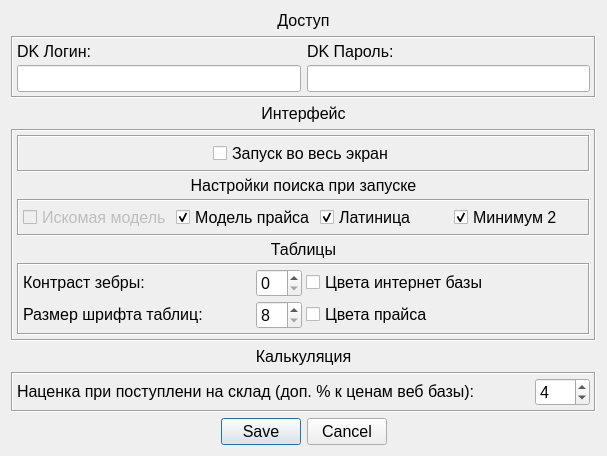
Before: the Qt Designer form MDA_UI/window_settings.ui in Wrexan/MDA, drawn with Qt 5.
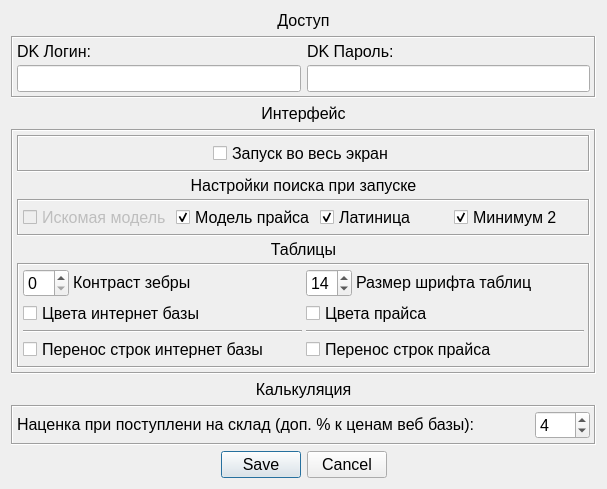
After: the same form once the commit is applied. Icons and pictures are not drawn.

Commit message: add word wrapping to tables add word wrapping options to config window and saving refactoring

The edit to the form file:
```diff
--- a/MDA_UI/window_settings.ui
+++ b/MDA_UI/window_settings.ui
@@ -7,7 +7,7 @@
     <x>0</x>
     <y>0</y>
     <width>597</width>
-    <height>455</height>
+    <height>489</height>
    </rect>
   </property>
   <property name="sizePolicy">
@@ -487,32 +487,22 @@
          <property name="spacing">
           <number>4</number>
          </property>
-         <item row="2" column="1">
-          <layout class="QVBoxLayout" name="verticalLayout_2">
-           <item>
-            <widget class="QCheckBox" name="colored_price_table">
-             <property name="text">
-              <string>Цвета прайса</string>
-             </property>
-            </widget>
-           </item>
-          </layout>
+         <item row="3" column="1">
+          <widget class="Line" name="line">
+           <property name="orientation">
+            <enum>Qt::Horizontal</enum>
+           </property>
+          </widget>
+         </item>
+         <item row="3" column="0">
+          <widget class="Line" name="line_2">
+           <property name="orientation">
+            <enum>Qt::Horizontal</enum>
+           </property>
+          </widget>
          </item>
          <item row="1" column="0">
           <layout class="QHBoxLayout" name="horizontalLayout_3">
-           <item>
-            <widget class="QLabel" name="label_4">
-             <property name="sizePolicy">
-              <sizepolicy hsizetype="Preferred" vsizetype="Maximum">
-               <horstretch>0</horstretch>
-               <verstretch>0</verstretch>
-              </sizepolicy>
-             </property>
-             <property name="text">
-              <string>Контраст зебры:</string>
-             </property>
-            </widget>
-           </item>
            <item>
             <widget class="QSpinBox" name="zebra_contrast">
              <property name="sizePolicy">
@@ -526,9 +516,55 @@
              </property>
             </widget>
            </item>
+           <item>
+            <widget class="QLabel" name="label_4">
+             <property name="sizePolicy">
+              <sizepolicy hsizetype="Preferred" vsizetype="Maximum">
+               <horstretch>0</horstretch>
+               <verstretch>0</verstretch>
+              </sizepolicy>
+             </property>
+             <property name="text">
+              <string>Контраст зебры</string>
+             </property>
+            </widget>
+           </item>
           </layout>
          </item>
-         <item row="1" column="1">
+         <item row="2" column="1">
+          <layout class="QVBoxLayout" name="verticalLayout_2">
+           <item>
+            <widget class="QCheckBox" name="colored_price_table">
+             <property name="text">
+              <string>Цвета прайса</string>
+             </property>
+            </widget>
+           </item>
+          </layout>
+         </item>
+         <item row="4" column="0">
+          <layout class="QVBoxLayout" name="verticalLayout_9">
+           <item>
+            <widget class="QCheckBox" name="word_wrap_web_table">
+             <property name="text">
+              <string>Перенос строк интернет базы</string>
+             </property>
+            </widget>
+           </item>
+          </layout>
+         </item>
+         <item row="4" column="1">
+          <layout class="QVBoxLayout" name="verticalLayout_10">
+           <item>
+            <widget class="QCheckBox" name="word_wrap_price_table">
+             <property name="text">
+              <string>Перенос строк прайса</string>
+             </property>
+            </widget>
+           </item>
+          </layout>
+         </item>
+         <item row="2" column="0">
           <layout class="QVBoxLayout" name="verticalLayout_8">
            <item>
             <widget class="QCheckBox" name="colored_web_table">
@@ -539,21 +575,8 @@
            </item>
           </layout>
          </item>
-         <item row="2" column="0">
+         <item row="1" column="1">
           <layout class="QHBoxLayout" name="horizontalLayout_2">
-           <item>
-            <widget class="QLabel" name="label_5">
-             <property name="sizePolicy">
-              <sizepolicy hsizetype="Preferred" vsizetype="Maximum">
-               <horstretch>0</horstretch>
-               <verstretch>0</verstretch>
-              </sizepolicy>
-             </property>
-             <property name="text">
-              <string>Размер шрифта таблиц:</string>
-             </property>
-            </widget>
-           </item>
            <item>
             <widget class="QSpinBox" name="tables_font_size">
              <property name="sizePolicy">
@@ -567,6 +590,22 @@
              </property>
              <property name="maximum">
               <number>26</number>
+             </property>
+             <property name="value">
+              <number>14</number>
+             </property>
+            </widget>
+           </item>
+           <item>
+            <widget class="QLabel" name="label_5">
+             <property name="sizePolicy">
+              <sizepolicy hsizetype="Preferred" vsizetype="Maximum">
+               <horstretch>0</horstretch>
+               <verstretch>0</verstretch>
+              </sizepolicy>
+             </property>
+             <property name="text">
+              <string>Размер шрифта таблиц</string>
              </property>
             </widget>
            </item>
```
The commit also changes 4 other files.
